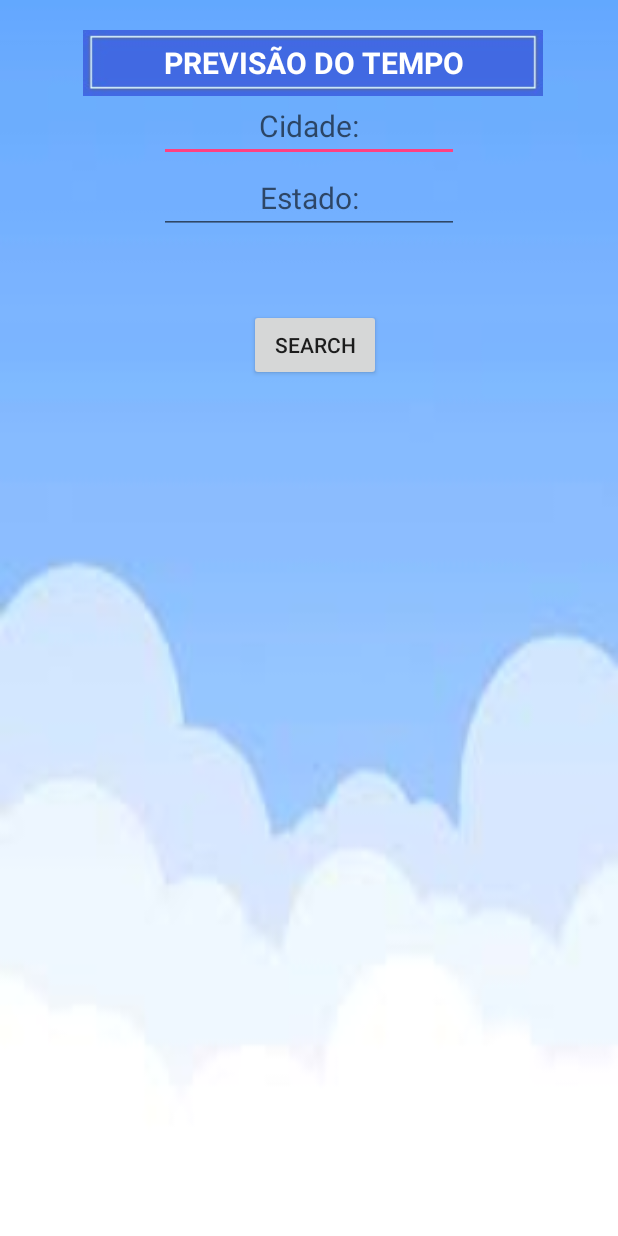
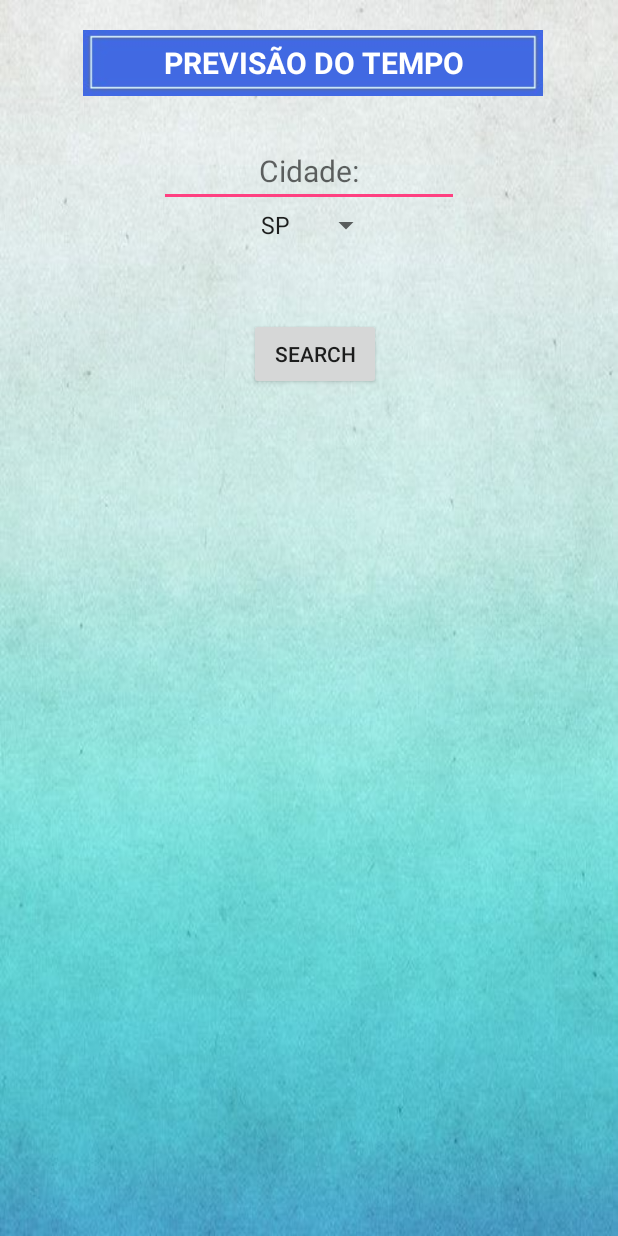
Before and after one commit to daf198103/Previs-o_do_Tempo, an Android app: the screen it shows after launch (MainActivity), on a phone screen of 412 x 824 dp. Run offline under Robolectric (Android 15) with nearby library versions, the phone set to English and light mode, and no system bars.

Commit message:
spinner
ss

```diff
--- a/app/src/main/java/com/example/aluno/myapplication/MainActivity.java
+++ b/app/src/main/java/com/example/aluno/myapplication/MainActivity.java
@@ -23,6 +23,7 @@ import android.widget.EditText;
 import android.widget.ImageView;
 import android.widget.Spinner;
 import android.widget.TextView;
+import android.widget.Toast;
 
 import org.json.JSONArray;
 import org.w3c.dom.Text;
@@ -35,16 +36,52 @@ import java.util.LinkedList;
 
 import static com.example.aluno.myapplication.R.*;
 
-public class MainActivity extends Activity {
+public class MainActivity extends Activity implements AdapterView.OnItemSelectedListener {
 
 
     Connection c = new Connection();
     Connection c2 = new Connection();
+    String estado = "";
 
     @Override
     protected void onCreate(Bundle savedInstanceState) {
         super.onCreate(savedInstanceState);
         setContentView(R.layout.activity_main);
+
+        //SPINNER DOS ESTADOS
+        // Spinner element
+        Spinner spinner = (Spinner) findViewById(R.id.spinner);
+
+        // Spinner click listener
+        spinner.setOnItemSelectedListener(this);
+
+        // Spinner Drop down elements
+        List<String> categories = new ArrayList<String>();
+        categories.add("SP");categories.add("SC");categories.add("PR");categories.add("RS");categories.add("MG");
+        categories.add("RJ");categories.add("ES");categories.add("MS");categories.add("MT");categories.add("GO");
+        categories.add("TO");categories.add("DF");categories.add("BA");categories.add("SE");categories.add("AL");
+        categories.add("PE");categories.add("PB");categories.add("RN");categories.add("CE");categories.add("PI");
+        categories.add("MA");categories.add("PA");categories.add("RO");categories.add("AP");categories.add("AM");
+        categories.add("RR");categories.add("AC");
+
+        // Creating adapter for spinner
+        ArrayAdapter<String> dataAdapter = new ArrayAdapter<String>(this, android.R.layout.simple_spinner_item, categories);
+
+        // Drop down layout style - list view with radio button
+        dataAdapter.setDropDownViewResource(android.R.layout.simple_spinner_dropdown_item);
+
+        // attaching data adapter to spinner
+        spinner.setAdapter(dataAdapter);
+    }
+
+    @Override
+    public void onItemSelected(AdapterView<?> parent, View view, int position, long id) {
+        // On selecting a spinner item
+        String item = parent.getItemAtPosition(position).toString();
+        estado = item;
+
+    }
+    public void onNothingSelected(AdapterView<?> arg0) {
 
     }
 
@@ -61,13 +98,14 @@ public class MainActivity extends Activity {
         }
 
 
-        EditText text2 = (EditText) findViewById(id.Estado);
+
+        /*EditText text2 = (EditText) findViewById(id.Estado);
         String estado = text2.getText().toString();
         //tratamento da excessão sem digitar um estado
         if (TextUtils.isEmpty(estado.toString())) {
             text.setError("Digite um estado");
             return;
-        }
+        }*/
 
 
         final TextView resultArea = (TextView) findViewById(id.result);
--- a/app/src/main/res/layout/activity_main.xml
+++ b/app/src/main/res/layout/activity_main.xml
@@ -3,7 +3,7 @@
     xmlns:tools="http://schemas.android.com/tools"
     android:id="@+id/ScrollView01"
     android:layout_width="fill_parent"
-    android:background="@drawable/fundo"
+    android:background="@drawable/blue"
     android:layout_height="fill_parent">
 
 
@@ -37,11 +37,24 @@
           android:layout_centerHorizontal="true"
           android:gravity="center"
           android:textSize="20sp"
-            android:layout_marginTop="60dp"
+          android:layout_marginTop="90dp"
           android:maxLength="30">
       </EditText>
 
-        <EditText
+      <Spinner
+          android:id="@+id/spinner"
+          android:layout_width="wrap_content"
+          android:layout_height="wrap_content"
+          android:layout_alignLeft="@id/City"
+          android:layout_below="@id/City"
+          android:layout_marginLeft="60dp"
+          android:layout_marginRight="50dp"
+          android:layout_centerHorizontal="true"
+          android:layout_centerVertical="true"
+          android:gravity="center"
+          android:prompt="@string/app_name"/>
+
+      <!--<EditText
           android:id="@+id/Estado"
           android:entries="@string/estado"
           android:hint="Estado:"
@@ -52,7 +65,7 @@
           android:layout_alignLeft="@id/City"
           android:layout_below="@id/City"
           android:maxLength="2">
-        </EditText>
+      </EditText>-->
 
       <Button
           android:id="@+id/buttonSearch"
@@ -64,7 +77,7 @@
           android:layout_marginRight="50dp"
           android:layout_marginTop="50dp"
           android:layout_marginBottom="100dp"
-            android:layout_below="@id/Estado"
+          android:layout_below="@id/spinner"
           android:onClick="buscar">
       </Button>
 
--- a/app/src/main/res/values/strings.xml
+++ b/app/src/main/res/values/strings.xml
@@ -7,5 +7,9 @@
 
     <string name="action_settings">Settings</string>
     <string name="cidade">Cidade</string>
+
+    <string name="clima">AndroidSpinnerExample</string>
+
     <string name="estado">Estado</string>
+
 </resources>
```
Also changed, not shown: app/src/main/1-web.png (deleted), app/src/main/res/drawable/blue.jpg (added). Lines whose indentation alone changed are shown as unchanged.
